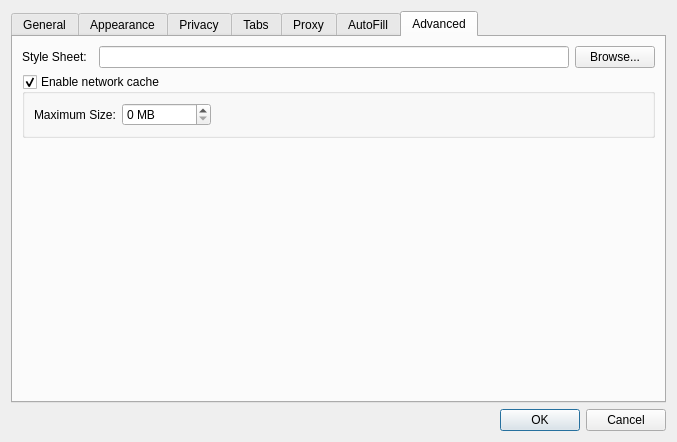
Above: src/settings.ui from datadiode/browser before the change. Below: the same form after it.
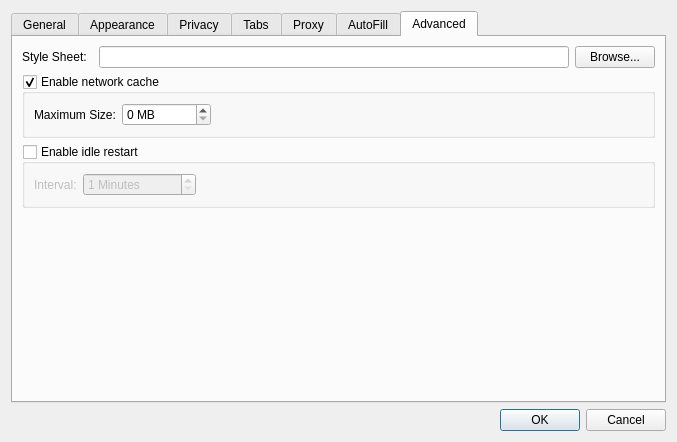
That is the form after the change. The open tabs and pages were chosen to show the change.

Commit message: Optionally restart the browser after a specified idle period, to mitigate a memory leak which kicks in when the JavaScriptCore JIT compiler is disabled (also acts as a means to auto-logout from sites)

What changed in the file:
```diff
--- a/src/settings.ui
+++ b/src/settings.ui
@@ -1055,7 +1055,55 @@
          </layout>
         </widget>
        </item>
-       <item row="2" column="2">
+       <item row="2" column="0" colspan="4">
+        <widget class="QGroupBox" name="idleRestart">
+         <property name="title">
+          <string>Enable idle restart</string>
+         </property>
+         <property name="checkable">
+          <bool>true</bool>
+         </property>
+         <property name="checked">
+          <bool>false</bool>
+         </property>
+         <layout class="QGridLayout" name="gridLayout_9">
+          <item row="0" column="0">
+           <widget class="QLabel" name="label_17">
+            <property name="text">
+             <string>Interval:</string>
+            </property>
+           </widget>
+          </item>
+          <item row="0" column="1">
+           <widget class="QSpinBox" name="idleRestartIntervalSpinBox">
+            <property name="suffix">
+             <string> Minutes</string>
+            </property>
+            <property name="minimum">
+             <number>1</number>
+            </property>
+            <property name="maximum">
+             <number>9999999</number>
+            </property>
+           </widget>
+          </item>
+          <item row="0" column="2">
+           <spacer name="horizontalSpacer_7">
+            <property name="orientation">
+             <enum>Qt::Horizontal</enum>
+            </property>
+            <property name="sizeHint" stdset="0">
+             <size>
+              <width>40</width>
+              <height>20</height>
+             </size>
+            </property>
+           </spacer>
+          </item>
+         </layout>
+        </widget>
+       </item>
+       <item row="3" column="2">
         <spacer name="verticalSpacer_3">
          <property name="orientation">
           <enum>Qt::Vertical</enum>
@@ -1063,7 +1111,7 @@
          <property name="sizeHint" stdset="0">
           <size>
            <width>20</width>
-           <height>176</height>
+           <height>0</height>
           </size>
          </property>
         </spacer>
```
The commit also changes 5 other files.
